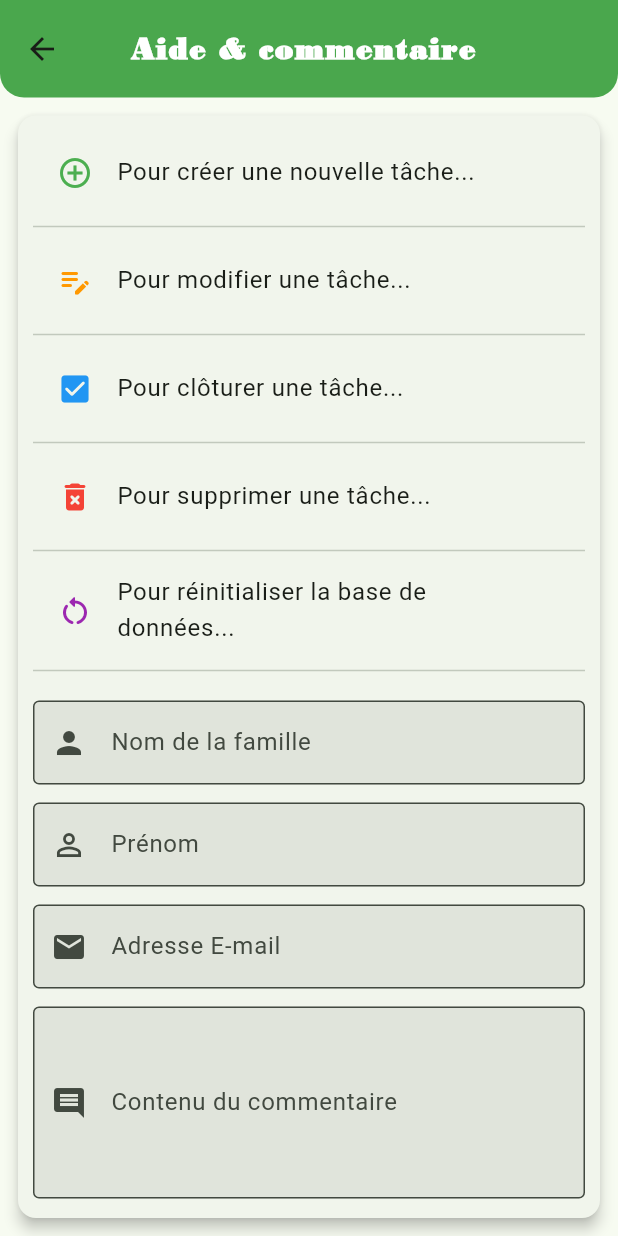
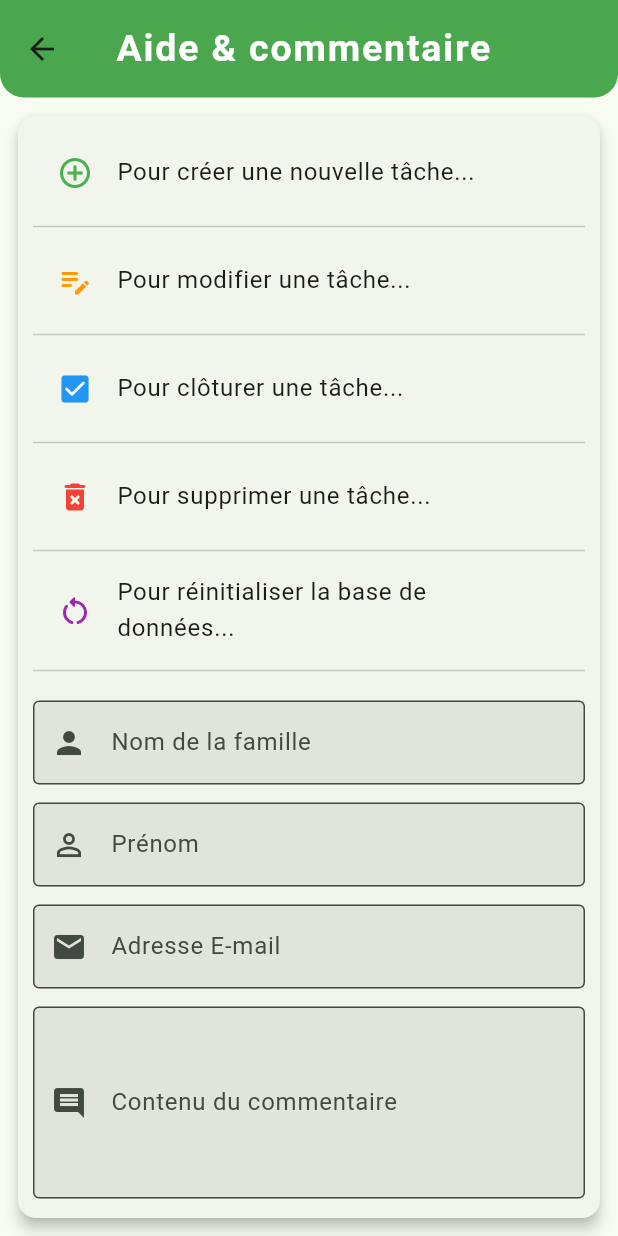
Before and after one commit to Panasoft94/Panatask, a Flutter app: the AidePage screen opened directly, on a phone screen of 412 x 824 dp. Run offline on Flutter 3.47's test engine with Material 3 defaults, Android fonts, the phone set to English and light mode, and no system bars; our stand-ins replace date_field, flutter_local_notifications, flutter_native_timezone, sqflite, timezone; missing offline and left inert: app_settings; accounts and stored records are empty.

Commit message:
Correction des bugs de la notification

```diff
--- a/lib/main.dart
+++ b/lib/main.dart
@@ -235,7 +235,6 @@ class _MyHomePageState extends State<MyHomePage> with SingleTickerProviderStateM
         id, title, body, tzScheduledDate, notificationDetails,
         androidScheduleMode: AndroidScheduleMode.exactAllowWhileIdle,
         payload: 'TaskID|$id',
-        matchDateTimeComponents: DateTimeComponents.time,
       );
     } catch (e) {
       print('Error scheduling notification for task $id: $e');
@@ -389,7 +388,7 @@ class _MyHomePageState extends State<MyHomePage> with SingleTickerProviderStateM
           title: const ListTile(
             contentPadding: EdgeInsets.zero,
             leading: Icon(Icons.edit_note_rounded, color: Colors.orange),
-            title: Text("Édition d\\'une tâche", style: TextStyle(fontWeight: FontWeight.bold, decoration: TextDecoration.none)),
+            title: Text("Édition d'une tâche", style: TextStyle(fontWeight: FontWeight.bold, decoration: TextDecoration.none)),
           ),
           content: SingleChildScrollView(
             child: Form(
@@ -506,7 +505,7 @@ class _MyHomePageState extends State<MyHomePage> with SingleTickerProviderStateM
           title: const ListTile(
             contentPadding: EdgeInsets.zero,
             leading: Icon(Icons.task_alt_rounded, color: Colors.green),
-            title: Text("Création d\\'une tâche", style: TextStyle(fontWeight: FontWeight.bold, decoration: TextDecoration.none)),
+            title: Text("Création d'une tâche", style: TextStyle(fontWeight: FontWeight.bold, decoration: TextDecoration.none)),
           ),
           content: SingleChildScrollView(
             child: Form(
--- a/lib/pages/aide.dart
+++ b/lib/pages/aide.dart
@@ -87,10 +87,9 @@ class _AidePageState extends State<AidePage> {
           "Aide & commentaire ",
           style: TextStyle(
             fontWeight: FontWeight.bold,
-            fontSize: 20,
+            fontSize: 25,
             color: Colors.white,
-            letterSpacing: 1.2,
-            fontFamily: "BodoniMT"
+            letterSpacing: 1.2
           ),
         ),
         centerTitle: true,
--- a/lib/pages/apropos.dart
+++ b/lib/pages/apropos.dart
@@ -48,10 +48,9 @@ class _AproposPageState extends State<AproposPage> with SingleTickerProviderStat
           "Apropos",
           style: TextStyle(
             fontWeight: FontWeight.bold,
-            fontSize: 20,
+            fontSize: 25,
             color: Colors.white,
-            letterSpacing: 1.2,
-              fontFamily: "BodoniMT"
+            letterSpacing: 1.2
           ),
         ),
         centerTitle: true,
--- a/pubspec.yaml
+++ b/pubspec.yaml
@@ -16,7 +16,7 @@ publish_to: 'none' # Remove this line if you wish to publish to pub.dev
 # https://developer.apple.com/library/archive/documentation/General/Reference/InfoPlistKeyReference/Articles/CoreFoundationKeys.html
 # In Windows, build-name is used as the major, minor, and patch parts
 # of the product and file versions while build-number is used as the build suffix.
-version: 1.0.0+2
+version: 1.6.1+2
 
 environment:
   sdk: ^3.8.1
```
